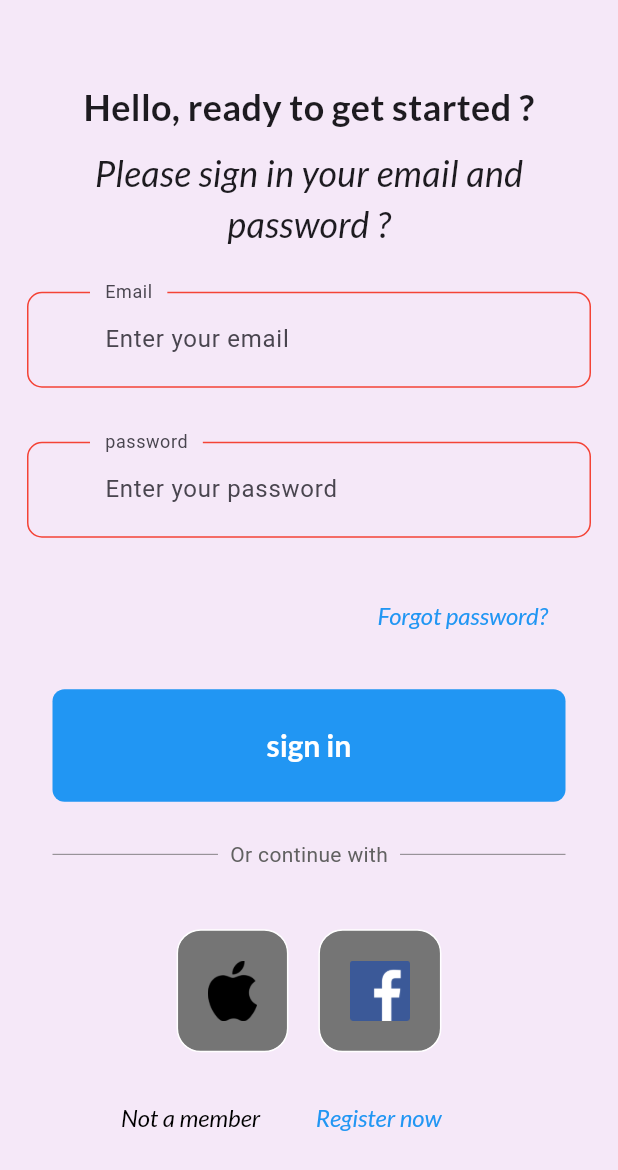
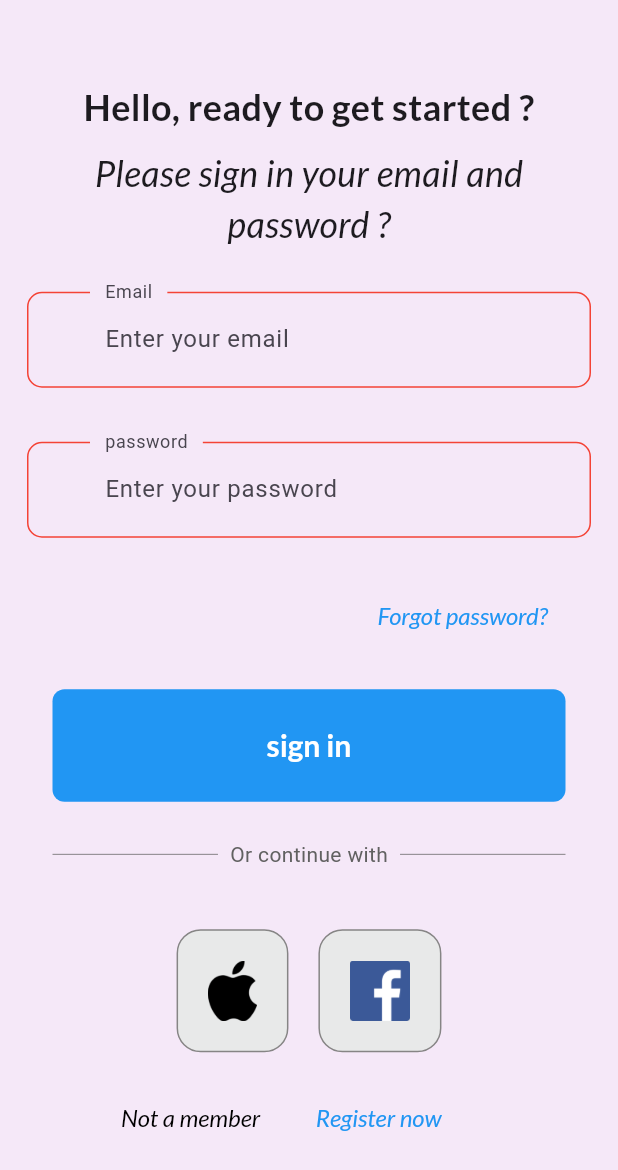
Before and after one commit to Tharit003/SignIn_SignUp, a Flutter app: the screen it shows after launch, on a phone screen of 412 x 824 dp. Shown: the top 1170 px of the screen. Run offline on Flutter 3.47's test engine with Material 2 defaults, Android fonts, the phone set to English and light mode, and no system bars; our stand-ins replace google_fonts.

Commit message:
Update myiconbutton.dart

```diff
--- a/lib/component/myiconbutton.dart
+++ b/lib/component/myiconbutton.dart
@@ -13,9 +13,9 @@ class MyIconButton extends StatelessWidget {
     return Container(
       padding: const EdgeInsets.all(20),
       decoration: BoxDecoration(
-        border: Border.all(color: Colors.white),
+        border: Border.all(color: Color.fromARGB(255, 134, 133, 133)),
         borderRadius: BorderRadius.circular(16),
-        color: Colors.grey.shade600,
+        color: const Color.fromARGB(255, 232, 233, 233),
       ),
       child: Image.asset(imagePath,height: 40,),
     );
```
